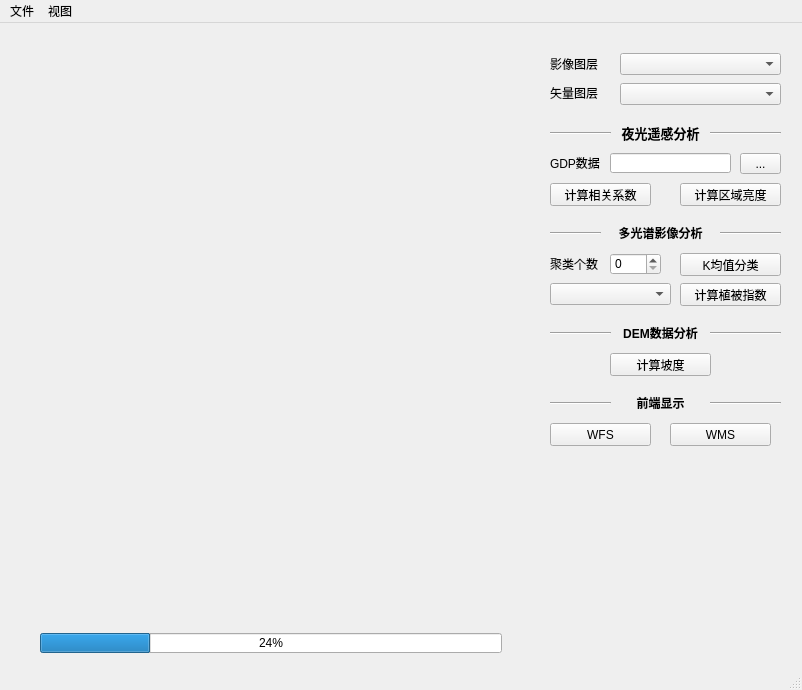
Qt form ui/mapView.ui (FireboyWatergirls/RasterAnalysis) before a commit.
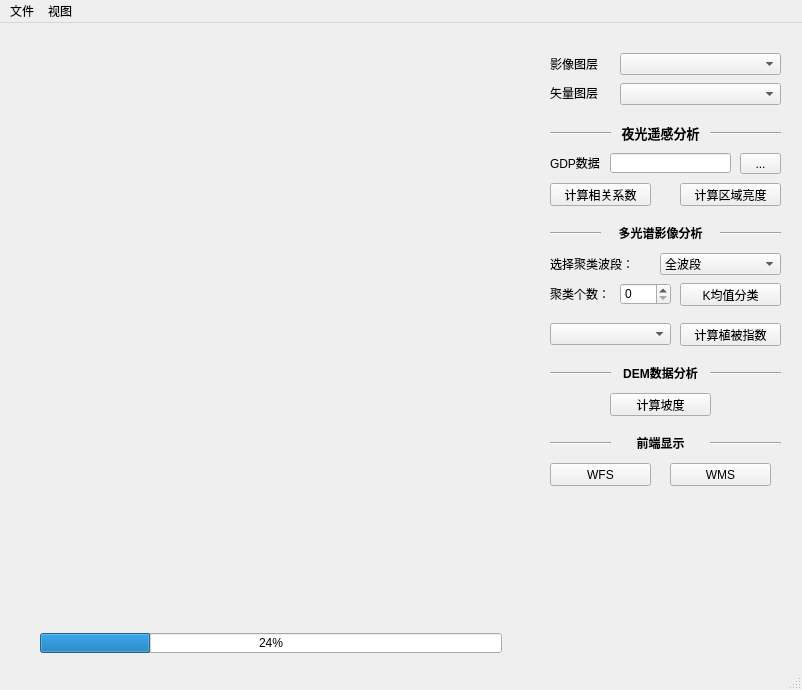
The same form after that commit.

```diff
--- a/ui/mapView.ui
+++ b/ui/mapView.ui
@@ -87,7 +87,7 @@
     <property name="geometry">
      <rect>
       <x>680</x>
-      <y>230</y>
+      <y>260</y>
       <width>101</width>
       <height>23</height>
      </rect>
@@ -113,7 +113,7 @@
     <property name="geometry">
      <rect>
       <x>550</x>
-      <y>300</y>
+      <y>340</y>
       <width>61</width>
       <height>20</height>
      </rect>
@@ -126,7 +126,7 @@
     <property name="geometry">
      <rect>
       <x>680</x>
-      <y>260</y>
+      <y>300</y>
       <width>101</width>
       <height>23</height>
      </rect>
@@ -139,7 +139,7 @@
     <property name="geometry">
      <rect>
       <x>550</x>
-      <y>370</y>
+      <y>410</y>
       <width>61</width>
       <height>20</height>
      </rect>
@@ -152,7 +152,7 @@
     <property name="geometry">
      <rect>
       <x>610</x>
-      <y>330</y>
+      <y>370</y>
       <width>101</width>
       <height>23</height>
      </rect>
@@ -165,7 +165,7 @@
     <property name="geometry">
      <rect>
       <x>550</x>
-      <y>400</y>
+      <y>440</y>
       <width>101</width>
       <height>23</height>
      </rect>
@@ -178,7 +178,7 @@
     <property name="geometry">
      <rect>
       <x>670</x>
-      <y>400</y>
+      <y>440</y>
       <width>101</width>
       <height>23</height>
      </rect>
@@ -230,20 +230,20 @@
     <property name="geometry">
      <rect>
       <x>550</x>
-      <y>230</y>
-      <width>51</width>
+      <y>260</y>
+      <width>81</width>
       <height>21</height>
      </rect>
     </property>
     <property name="text">
-     <string>聚类个数</string>
+     <string>聚类个数：</string>
     </property>
    </widget>
    <widget class="QSpinBox" name="spinBox">
     <property name="geometry">
      <rect>
-      <x>610</x>
-      <y>230</y>
+      <x>620</x>
+      <y>260</y>
       <width>51</width>
       <height>22</height>
      </rect>
@@ -253,7 +253,7 @@
     <property name="geometry">
      <rect>
       <x>550</x>
-      <y>260</y>
+      <y>300</y>
       <width>121</width>
       <height>22</height>
      </rect>
@@ -351,7 +351,7 @@
     <property name="geometry">
      <rect>
       <x>610</x>
-      <y>300</y>
+      <y>340</y>
       <width>101</width>
       <height>20</height>
      </rect>
@@ -364,7 +364,7 @@
     <property name="geometry">
      <rect>
       <x>710</x>
-      <y>300</y>
+      <y>340</y>
       <width>71</width>
       <height>20</height>
      </rect>
@@ -377,7 +377,7 @@
     <property name="geometry">
      <rect>
       <x>610</x>
-      <y>370</y>
+      <y>410</y>
       <width>101</width>
       <height>20</height>
      </rect>
@@ -390,7 +390,7 @@
     <property name="geometry">
      <rect>
       <x>710</x>
-      <y>370</y>
+      <y>410</y>
       <width>71</width>
       <height>20</height>
      </rect>
@@ -399,6 +399,49 @@
      <enum>Qt::Horizontal</enum>
     </property>
    </widget>
+   <widget class="QLabel" name="label_6">
+    <property name="geometry">
+     <rect>
+      <x>550</x>
+      <y>230</y>
+      <width>111</width>
+      <height>21</height>
+     </rect>
+    </property>
+    <property name="text">
+     <string>选择聚类波段：</string>
+    </property>
+   </widget>
+   <widget class="QComboBox" name="comboBox">
+    <property name="geometry">
+     <rect>
+      <x>660</x>
+      <y>230</y>
+      <width>121</width>
+      <height>22</height>
+     </rect>
+    </property>
+    <item>
+     <property name="text">
+      <string>全波段</string>
+     </property>
+    </item>
+    <item>
+     <property name="text">
+      <string>Red</string>
+     </property>
+    </item>
+    <item>
+     <property name="text">
+      <string>Blue</string>
+     </property>
+    </item>
+    <item>
+     <property name="text">
+      <string>Green</string>
+     </property>
+    </item>
+   </widget>
   </widget>
   <widget class="QMenuBar" name="menubar">
    <property name="geometry">
```
Left out of the diff: 2 changed lines with no effect on the pictures.
